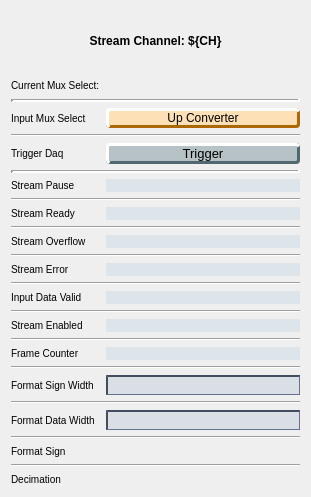
cristinasewell/ATCA_PyDM_Screens, file individuals/up_converter_ch_stream.ui: the form before one commit.
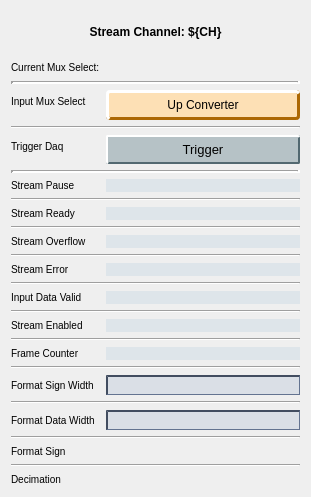
The form after the commit. Custom widgets are drawn as their Qt base class.

Patch:
```diff
--- a/individuals/up_converter_ch_stream.ui
+++ b/individuals/up_converter_ch_stream.ui
@@ -30,11 +30,9 @@
     background-color: rgb(182, 194, 198);
     border-color: rgb(182, 204, 212) rgb(82, 104, 112) rgb(82, 104, 112) rgb(182,204,212);
     border-style: outset;
-    border-radius: 4px;
-    border-width: 3px; 
-}
-QPushButton:flat {
-    border: none; /* no border for a flat push button */
+    border-radius: 2px;
+    border-width: 2px; 
+    padding: 5px;
 }
 QPushButton:hover {
    background-color: rgb(154,170,176);
@@ -43,7 +41,13 @@
     background-color: rgb(139,195,186);
     border-style: inset;
     border-width: 3px;
-	border-color: rgb(47,91,84);
+	border-color: rgb(32,86,73);
+}
+QPushButton:checked{
+    background-color: rgb(104,198,176);
+    border-style: inset;
+    border-width: 3px;
+	border-color: rgb(82, 104, 112)  rgb(182, 204, 212) rgb(182,204,212) rgb(82, 104, 112) ;
 }
 
 QLineEdit {
```
Left out of the diff: 2 changed lines with no effect on the pictures.
